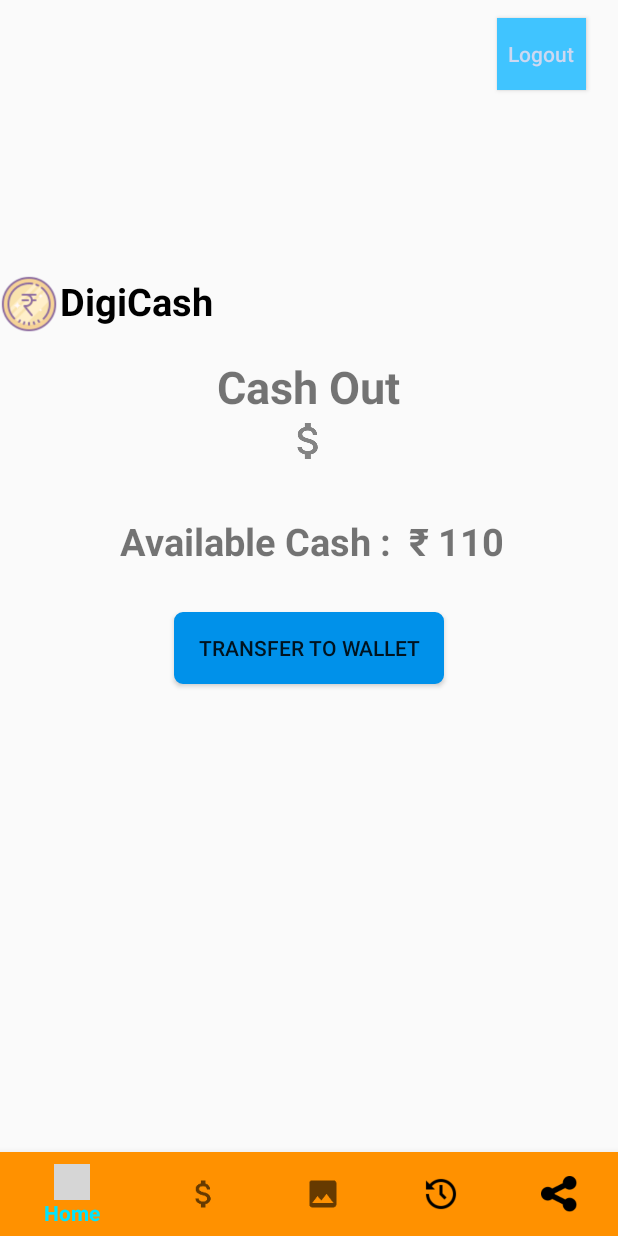
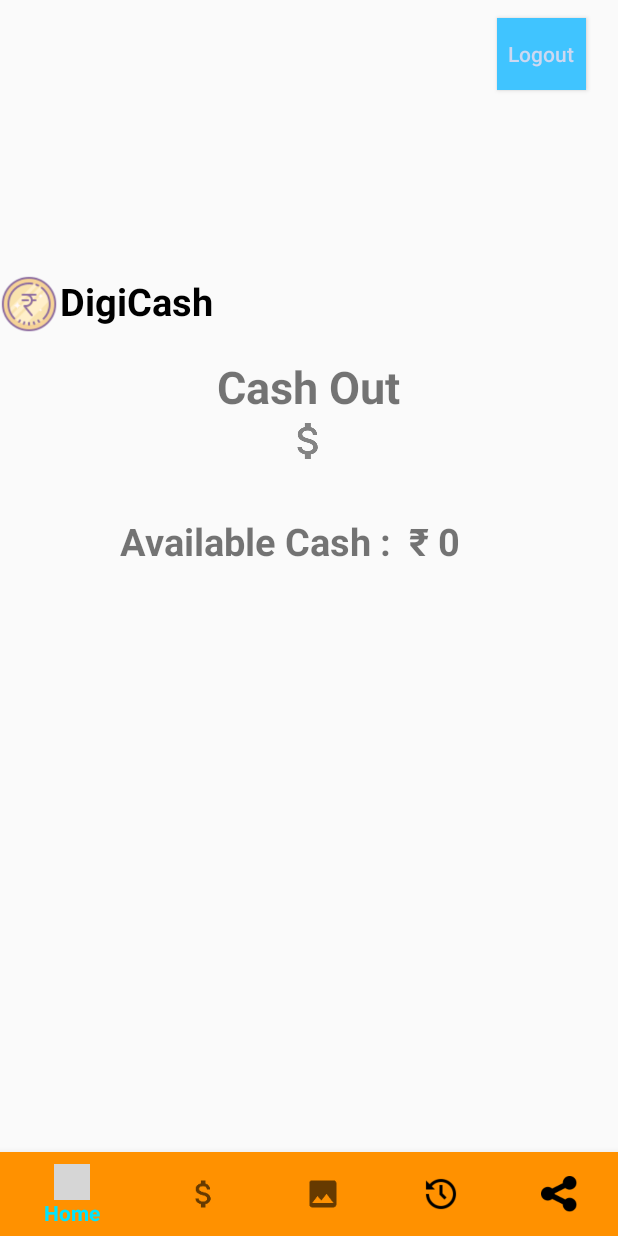
Before and after one commit to dinesh4u2k/MobileVerification, an Android app: the screen it shows after launch once a user with an empty profile is signed in (NavActivity), on a phone screen of 412 x 824 dp. Run offline under Robolectric (Android 15) with nearby library versions, the phone set to English and light mode, and no system bars; our stand-ins replace Firebase (no records; nobody signed in at launch, a user with empty details on screens opened directly); libraries missing offline, so code that uses them is left out: com.apollographql.apollo; 6 statements that could not run were skipped; grey boxes are pictures that could not be loaded.

Commit message:
Third Commit

```diff
--- a/app/src/main/AndroidManifest.xml
+++ b/app/src/main/AndroidManifest.xml
@@ -36,6 +36,8 @@
             </intent-filter>
         </activity>
 
+        <service android:enabled="true" android:name=".Myservice" />
+
 
         <activity android:name=".Login">
             <intent-filter>
--- a/app/src/main/java/com/example/kavi/mobileverification/Cashout.java
+++ b/app/src/main/java/com/example/kavi/mobileverification/Cashout.java
@@ -14,6 +14,7 @@ import android.util.Log;
 import android.view.LayoutInflater;
 import android.view.View;
 import android.view.ViewGroup;
+import android.widget.Button;
 import android.widget.TextView;
 import android.widget.Toast;
 
@@ -45,7 +46,11 @@ public class Cashout extends Fragment {
 
 
 
-    Integer pwallet;
+   public Integer pwallet;
+
+   public Integer sample;
+
+    Button b2 ;
 
     FragmentActivity activity = getActivity();
 
@@ -68,7 +73,14 @@ public class Cashout extends Fragment {
 
          amount = rootView.findViewById(R.id.cash_amo);
 
+
+
+
+
          //amount.setText(pwallet);
+
+
+
 
 
 
@@ -101,13 +113,25 @@ public class Cashout extends Fragment {
                         PersondetailsQuery.Data data = response.data();
 
                         if(data!=null){
-                            Log.d("msg","kkkkkkkkkkkkkkasdddddddddddddddddddddddddddddd");
+                            Log.d("msg","cash out");
                         }
 
-
+                            sample = 8;
                             pwallet = Integer.parseInt(data.person().get(0).wallet.toString());
 
                             Log.d("datas",Integer.toString(pwallet));
+
+//                        b2.setOnClickListener(new View.OnClickListener() {
+//                            @Override
+//                            public void onClick(View view) {
+//
+//                                //Toast.makeText(getActivity(), Integer.toString(pwallet), Toast.LENGTH_LONG).show();
+//
+//                                amount.setText(Integer.toString(pwallet));
+//                            }
+//                        });
+
+
 
                         final boolean keepRunning1 = true;
                         Thread thread_two = new Thread(){
@@ -136,7 +160,7 @@ public class Cashout extends Fragment {
 //                                            TextView date = (TextView) getView().findViewById(R.id.cash_amo);
 //                                            if (date!=null) {
 //                                                Toast.makeText(getActivity(), pwallet, Toast.LENGTH_SHORT).show();
-                                               //amount.setText(pwallet);
+                                            amount.setText(Integer.toString(pwallet));
 
 //                                            }
                                         }
--- a/app/src/main/res/layout/fragment_cashout.xml
+++ b/app/src/main/res/layout/fragment_cashout.xml
@@ -16,11 +16,11 @@
             android:id="@+id/logo"
             android:layout_width="40dp"
             android:layout_height="40dp"
+            android:layout_alignParentLeft="true"
             android:layout_alignParentStart="true"
             android:layout_alignParentTop="true"
             android:layout_marginTop="17dp"
-            android:background="@drawable/app_ic"
-            android:layout_alignParentLeft="true" />
+            android:background="@drawable/app_ic" />
 
         <TextView
             android:id="@+id/c_name"
@@ -28,11 +28,11 @@
             android:layout_height="wrap_content"
             android:layout_alignTop="@+id/logo"
             android:layout_toEndOf="@+id/logo"
+            android:layout_toRightOf="@+id/logo"
             android:text="@string/title"
             android:textColor="@color/bt_nv_color"
             android:textSize="25dp"
-            android:textStyle="bold"
-            android:layout_toRightOf="@+id/logo" />
+            android:textStyle="bold" />
 
 
         <TextView
@@ -59,12 +59,12 @@
             android:layout_width="wrap_content"
             android:layout_height="wrap_content"
             android:layout_alignEnd="@+id/cashout"
+            android:layout_alignRight="@+id/cashout"
             android:layout_below="@+id/cash_img"
             android:layout_marginTop="33dp"
             android:text="Available Cash : "
             android:textSize="25dp"
-            android:textStyle="bold"
-            android:layout_alignRight="@+id/cashout" />
+            android:textStyle="bold" />
 
         <TextView
             android:id="@+id/cash_amo"
@@ -74,18 +74,18 @@
             android:layout_alignBottom="@+id/ava_cash"
             android:layout_toEndOf="@+id/ava_cash"
             android:layout_toRightOf="@+id/ava_cash"
-            android:text=" ₹ 110"
+            android:text=" ₹ 0"
             android:textSize="25dp"
+            android:inputType="number"
             android:textStyle="bold" />
 
-        <Button
-            android:layout_width="180dp"
-            android:layout_height="wrap_content"
-            android:layout_below="@id/cash_amo"
-            android:layout_centerHorizontal="true"
-            android:layout_marginTop="30dp"
-            android:background="@drawable/button"
-            android:text="Transfer to Wallet" />
+
+
+
+
+
+
+
     </RelativeLayout>
 
 
```
Also changed, not shown: app/src/main/java/com/example/kavi/mobileverification/CustomPhoneStateListener.java (+129 -126 lines), app/src/main/java/com/example/kavi/mobileverification/Myservice.java (added, +188 -0 lines).
